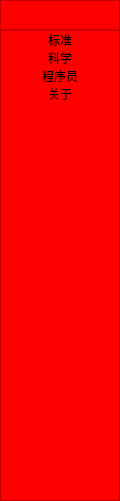
Above: gui/mode-switcher-page/mode-switcher-page.ui from openeuler-mirror/kiran-calculator before the change. Below: the same form after it.
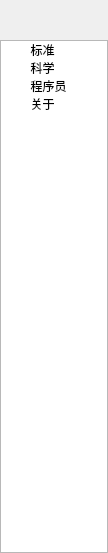
That is the form after the change. Custom widgets are drawn as their Qt base class.

Patch:
```diff
--- a/gui/mode-switcher-page/mode-switcher-page.ui
+++ b/gui/mode-switcher-page/mode-switcher-page.ui
@@ -6,16 +6,28 @@
    <rect>
     <x>0</x>
     <y>0</y>
-    <width>120</width>
-    <height>501</height>
+    <width>108</width>
+    <height>553</height>
    </rect>
   </property>
   <property name="sizePolicy">
-   <sizepolicy hsizetype="Expanding" vsizetype="Expanding">
+   <sizepolicy hsizetype="Fixed" vsizetype="Fixed">
     <horstretch>0</horstretch>
     <verstretch>0</verstretch>
    </sizepolicy>
   </property>
+  <property name="minimumSize">
+   <size>
+    <width>108</width>
+    <height>553</height>
+   </size>
+  </property>
+  <property name="maximumSize">
+   <size>
+    <width>108</width>
+    <height>553</height>
+   </size>
+  </property>
   <property name="windowTitle">
    <string>Form</string>
   </property>
@@ -39,48 +51,58 @@
     <number>0</number>
    </property>
    <item>
-    <widget class="QListWidget" name="listWidget">
+    <widget class="QLabel" name="modeListBlank">
      <property name="sizePolicy">
-      <sizepolicy hsizetype="Expanding" vsizetype="Fixed">
+      <sizepolicy hsizetype="Fixed" vsizetype="Fixed">
        <horstretch>0</horstretch>
        <verstretch>0</verstretch>
       </sizepolicy>
      </property>
+     <property name="minimumSize">
+      <size>
+       <width>108</width>
+       <height>40</height>
+      </size>
+     </property>
      <property name="maximumSize">
       <size>
-       <width>16777215</width>
-       <height>30</height>
+       <width>108</width>
+       <height>40</height>
       </size>
      </property>
-     <property name="styleSheet">
-      <string notr="true">background:red;
-
-</string>
+     <property name="text">
+      <string/>
      </property>
     </widget>
    </item>
    <item>
     <widget class="ModeList" name="modeList">
      <property name="sizePolicy">
-      <sizepolicy hsizetype="Expanding" vsizetype="Expanding">
+      <sizepolicy hsizetype="Fixed" vsizetype="Fixed">
        <horstretch>0</horstretch>
        <verstretch>0</verstretch>
       </sizepolicy>
      </property>
      <property name="minimumSize">
       <size>
-       <width>0</width>
-       <height>0</height>
+       <width>108</width>
+       <height>513</height>
       </size>
      </property>
      <property name="maximumSize">
       <size>
-       <width>16777215</width>
-       <height>16777215</height>
+       <width>108</width>
+       <height>513</height>
       </size>
      </property>
      <property name="styleSheet">
-      <string notr="true">background:red;</string>
+      <string notr="true"/>
+     </property>
+     <property name="verticalScrollBarPolicy">
+      <enum>Qt::ScrollBarAlwaysOff</enum>
+     </property>
+     <property name="horizontalScrollBarPolicy">
+      <enum>Qt::ScrollBarAlwaysOff</enum>
      </property>
      <property name="flow">
       <enum>QListView::TopToBottom</enum>
@@ -90,34 +112,34 @@
      </property>
      <item>
       <property name="text">
-       <string>标准</string>
+       <string>        标准</string>
       </property>
       <property name="textAlignment">
-       <set>AlignCenter</set>
+       <set>AlignLeading|AlignVCenter</set>
       </property>
      </item>
      <item>
       <property name="text">
-       <string>科学</string>
+       <string>        科学</string>
       </property>
       <property name="textAlignment">
-       <set>AlignCenter</set>
+       <set>AlignLeading|AlignVCenter</set>
       </property>
      </item>
      <item>
       <property name="text">
-       <string>程序员</string>
+       <string>        程序员</string>
       </property>
       <property name="textAlignment">
-       <set>AlignCenter</set>
+       <set>AlignLeading|AlignVCenter</set>
       </property>
      </item>
      <item>
       <property name="text">
-       <string>关于</string>
+       <string>        关于</string>
       </property>
       <property name="textAlignment">
-       <set>AlignCenter</set>
+       <set>AlignLeading|AlignVCenter</set>
       </property>
      </item>
     </widget>
```
